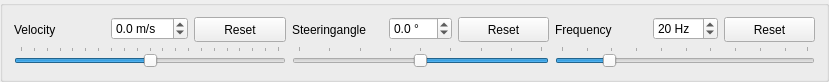
Before: the Qt Designer form src/gui/SimulatorToolbar.ui in eringerli/QtOpenGuidance, drawn with Qt 5.
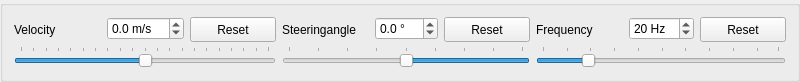
After: the same form once the commit is applied.

Commit message: QPushButton->QToolButton in SimulatorToolbar.ui

```diff
--- a/src/gui/SimulatorToolbar.ui
+++ b/src/gui/SimulatorToolbar.ui
@@ -6,7 +6,7 @@
    <rect>
     <x>0</x>
     <y>0</y>
-    <width>829</width>
+    <width>800</width>
     <height>77</height>
    </rect>
   </property>
@@ -14,28 +14,6 @@
    <string>GroupBox</string>
   </property>
   <layout class="QGridLayout" name="gridLayout">
-   <item row="0" column="8">
-    <widget class="QPushButton" name="pb_frequencyReset">
-     <property name="sizePolicy">
-      <sizepolicy hsizetype="MinimumExpanding" vsizetype="Ignored">
-       <horstretch>0</horstretch>
-       <verstretch>0</verstretch>
-      </sizepolicy>
-     </property>
-     <property name="minimumSize">
-      <size>
-       <width>0</width>
-       <height>25</height>
-      </size>
-     </property>
-     <property name="focusPolicy">
-      <enum>Qt::NoFocus</enum>
-     </property>
-     <property name="text">
-      <string>Reset</string>
-     </property>
-    </widget>
-   </item>
    <item row="1" column="6" colspan="3">
     <widget class="QSlider" name="sl_frequency">
      <property name="sizePolicy">
@@ -204,50 +182,6 @@
      </property>
     </widget>
    </item>
-   <item row="0" column="2">
-    <widget class="QPushButton" name="pb_velocityReset">
-     <property name="sizePolicy">
-      <sizepolicy hsizetype="MinimumExpanding" vsizetype="Ignored">
-       <horstretch>0</horstretch>
-       <verstretch>0</verstretch>
-      </sizepolicy>
-     </property>
-     <property name="minimumSize">
-      <size>
-       <width>0</width>
-       <height>25</height>
-      </size>
-     </property>
-     <property name="focusPolicy">
-      <enum>Qt::NoFocus</enum>
-     </property>
-     <property name="text">
-      <string>Reset</string>
-     </property>
-    </widget>
-   </item>
-   <item row="0" column="5">
-    <widget class="QPushButton" name="pb_steerangleReset">
-     <property name="sizePolicy">
-      <sizepolicy hsizetype="MinimumExpanding" vsizetype="Ignored">
-       <horstretch>0</horstretch>
-       <verstretch>0</verstretch>
-      </sizepolicy>
-     </property>
-     <property name="minimumSize">
-      <size>
-       <width>0</width>
-       <height>25</height>
-      </size>
-     </property>
-     <property name="focusPolicy">
-      <enum>Qt::NoFocus</enum>
-     </property>
-     <property name="text">
-      <string>Reset</string>
-     </property>
-    </widget>
-   </item>
    <item row="0" column="7">
     <widget class="QDoubleSpinBox" name="dsb_frequency">
      <property name="focusPolicy">
@@ -320,6 +254,72 @@
      </property>
     </widget>
    </item>
+   <item row="0" column="2">
+    <widget class="QToolButton" name="pb_velocityReset">
+     <property name="sizePolicy">
+      <sizepolicy hsizetype="MinimumExpanding" vsizetype="Ignored">
+       <horstretch>0</horstretch>
+       <verstretch>0</verstretch>
+      </sizepolicy>
+     </property>
+     <property name="minimumSize">
+      <size>
+       <width>0</width>
+       <height>25</height>
+      </size>
+     </property>
+     <property name="focusPolicy">
+      <enum>Qt::NoFocus</enum>
+     </property>
+     <property name="text">
+      <string>Reset</string>
+     </property>
+    </widget>
+   </item>
+   <item row="0" column="5">
+    <widget class="QToolButton" name="pb_steerangleReset">
+     <property name="sizePolicy">
+      <sizepolicy hsizetype="MinimumExpanding" vsizetype="Ignored">
+       <horstretch>0</horstretch>
+       <verstretch>0</verstretch>
+      </sizepolicy>
+     </property>
+     <property name="minimumSize">
+      <size>
+       <width>0</width>
+       <height>25</height>
+      </size>
+     </property>
+     <property name="focusPolicy">
+      <enum>Qt::NoFocus</enum>
+     </property>
+     <property name="text">
+      <string>Reset</string>
+     </property>
+    </widget>
+   </item>
+   <item row="0" column="8">
+    <widget class="QToolButton" name="pb_frequencyReset">
+     <property name="sizePolicy">
+      <sizepolicy hsizetype="MinimumExpanding" vsizetype="Ignored">
+       <horstretch>0</horstretch>
+       <verstretch>0</verstretch>
+      </sizepolicy>
+     </property>
+     <property name="minimumSize">
+      <size>
+       <width>0</width>
+       <height>25</height>
+      </size>
+     </property>
+     <property name="focusPolicy">
+      <enum>Qt::NoFocus</enum>
+     </property>
+     <property name="text">
+      <string>Reset</string>
+     </property>
+    </widget>
+   </item>
   </layout>
  </widget>
  <resources/>
```
